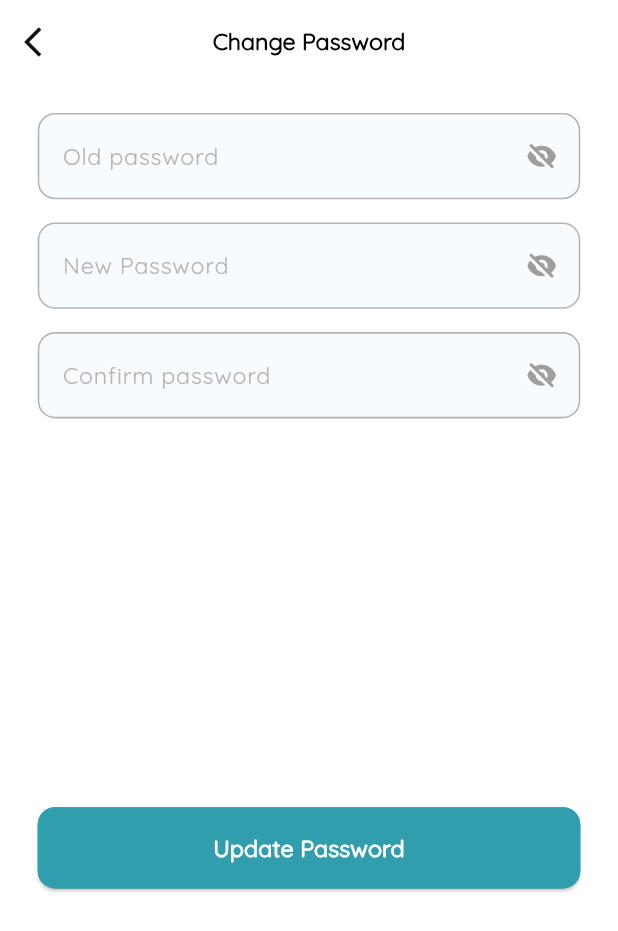
After one commit to sparktechagency/Perfect-Catch-Dating-App, a Flutter app: the SettingsScreen screen opened by its route, after a tap on "Change Password", on a phone screen of 412 x 824 dp. The commit adds this screen. Shown: the top 931 px of the screen. Run offline on Flutter 3.47's test engine with Material 3 defaults, Android fonts, the phone set to English and light mode, and no system bars; our stand-ins replace cached_network_image, flutter_chat_bubble, flutter_screenutil, flutter_spinkit, flutter_svg, fluttertoast and 9 more; missing offline and left inert: dart:ffi, mime_type; accounts and stored records are empty; network calls fail.

Commit message:
Settings Screen Done

```diff
--- a/lib/helpers/route.dart
+++ b/lib/helpers/route.dart
@@ -1,4 +1,6 @@
 import 'package:get/get.dart';
+import '../views/screen/AboutUs/about_us_screen.dart';
+import '../views/screen/Auth/ChangePass/change_password_screen.dart';
 import '../views/screen/Auth/ForgotPass/forgot_password_screen.dart';
 import '../views/screen/Auth/OtpScreen/otp_screen.dart';
 import '../views/screen/Auth/ResetPass/reset_password_screen.dart';
@@ -15,12 +17,15 @@ import '../views/screen/Location/location_screen.dart';
 import '../views/screen/Matches/matches_screen.dart';
 import '../views/screen/Notifications/notifications_screen.dart';
 import '../views/screen/Payment/payment_screen.dart';
+import '../views/screen/PrivacyPolicy/privacy_policy_screen.dart';
 import '../views/screen/Profile/profile_screen.dart';
 import '../views/screen/SelectMode/select_mode_screen.dart';
+import '../views/screen/Settings/settings_screen.dart';
 import '../views/screen/SongList/song_list_screen.dart';
 import '../views/screen/Splash/onboarding_screen.dart';
 import '../views/screen/Splash/splash_screen.dart';
 import '../views/screen/Subscription/subscription_screen.dart';
+import '../views/screen/TermsofServices/terms_services_screen.dart';
 import '../views/screen/UserDetails/user_details_screen.dart';
 import '../views/screen/YourInterests/your_interests_screen.dart';
 
@@ -47,6 +52,11 @@ class AppRoutes{
   static String userDetailsScreen="/user_details_screen";
   static String notificationsScreen="/notifications_screen";
   static String filterScreen="/filter_screen";
+  static String settingsScreen="/settings_screen";
+  static String privacyPolicyScreen="/privacy_policy_screen";
+  static String aboutUsScreen="/about_us_screen";
+  static String termsServicesScreen="/terms_services_screen";
+  static String changePasswordScreen="/change_password_screen";
   //static String locationScreen="/location_screen";
  // static String locationPickerScreen="/location_picker_screen";
 
@@ -73,6 +83,11 @@ class AppRoutes{
     GetPage(name:userDetailsScreen, page: ()=>const UserDetailsScreen()),
     GetPage(name:notificationsScreen, page: ()=> NotificationsScreen()),
     GetPage(name:filterScreen, page: ()=> FilterScreen()),
+    GetPage(name:settingsScreen, page: ()=> SettingsScreen()),
+    GetPage(name:privacyPolicyScreen, page: ()=> PrivacyPolicyScreen()),
+    GetPage(name:aboutUsScreen, page: ()=> AboutUsScreen()),
+    GetPage(name:termsServicesScreen, page: ()=> TermsServicesScreen()),
+    GetPage(name:changePasswordScreen, page: ()=> ChangePasswordScreen()),
    // GetPage(name:locationScreen, page: ()=>const LocationScreen(),transition: Transition.noTransition),
     //GetPage(name:locationPickerScreen, page: ()=>const LocationPickerScreen(),transition: Transition.noTransition),
   ];
--- a/lib/main.dart
+++ b/lib/main.dart
@@ -62,7 +62,7 @@ class MyApp extends StatelessWidget {
                   ),
                   transitionDuration: const Duration(milliseconds: 500),
                   getPages: AppRoutes.page,
-                  initialRoute: AppRoutes.homeScreen,
+                  initialRoute: AppRoutes.settingsScreen,
                 );
               },
             );
--- a/lib/utils/app_icons.dart
+++ b/lib/utils/app_icons.dart
@@ -38,5 +38,11 @@ class AppIcons{
   static String filter="$baseUrl/filter.svg";
   static String brokenHeart="$baseUrl/brokenHeart.svg";
   static String care="$baseUrl/care.svg";
+  static String change="$baseUrl/change.svg";
+  static String support="$baseUrl/support.svg";
+  static String about="$baseUrl/about.svg";
+  static String trems="$baseUrl/trems.svg";
+  static String privacy="$baseUrl/privacy.svg";
+  static String rightArrow="$baseUrl/rightArrow.svg";
 
 }
--- a/lib/utils/app_images.dart
+++ b/lib/utils/app_images.dart
@@ -10,5 +10,6 @@ class AppImages{
   static String appLogo="$baseUrl/appLogo.png";
   static String onboardingImg ="$baseUrl/onboardingImg.png";
   static String music ="$baseUrl/music.png";
+  static String demo ="$baseUrl/demo.png";
 
 }
--- a/lib/utils/app_strings.dart
+++ b/lib/utils/app_strings.dart
@@ -24,6 +24,8 @@ class AppStrings {
   static String save   = 'Save';
   static String myBio   = 'My Bio';
   static String filters   = 'Filters';
+  static String newPassword   = 'New Password';
+  static String updatePassword   = 'Update Password';
 //=============================>  User Authentication <==============================
   static String signInToYourAccount   = 'Sign In To Your Account';
   static String welcomeSignIn   = 'Welcome! Sign in to your account to continue.';
--- a/lib/views/base/custom_list_tile.dart
+++ b/lib/views/base/custom_list_tile.dart
@@ -28,7 +28,7 @@ class CustomListTile extends StatelessWidget {
           clipBehavior: Clip.antiAlias,
           decoration: BoxDecoration(
               borderRadius: BorderRadius.circular(8.r),
-              color: Color(0xfffffbe6),
+              color: AppColors.whiteColor,
               border: Border.all(
                   width: 1.w, color: borderColor ?? AppColors.borderColor)),
           child: ListTile(
--- /dev/null
+++ b/lib/views/screen/Auth/ChangePass/change_password_screen.dart
@@ -0,0 +1,61 @@
+import 'package:flutter/material.dart';
+import 'package:flutter_screenutil/flutter_screenutil.dart';
+import 'package:get/get.dart';
+import '../../../../utils/app_strings.dart';
+import '../../../base/custom_app_bar.dart';
+import '../../../base/custom_button.dart';
+import '../../../base/custom_text.dart';
+import '../../../base/custom_text_field.dart';
+
+class ChangePasswordScreen extends StatefulWidget {
+  const ChangePasswordScreen({super.key});
+
+  @override
+  State<ChangePasswordScreen> createState() => _ChangePasswordScreenState();
+}
+
+class _ChangePasswordScreenState extends State<ChangePasswordScreen> {
+  final TextEditingController _oldPassCTRL = TextEditingController();
+  final TextEditingController _passCTRL = TextEditingController();
+  final TextEditingController _confirmPassCTRL = TextEditingController();
+  @override
+  Widget build(BuildContext context) {
+    return Scaffold(
+      appBar: CustomAppBar(title: AppStrings.changePassword.tr),
+      body: SingleChildScrollView(
+        child: Padding(
+          padding: EdgeInsets.symmetric(horizontal: 24.w),
+          child: Column(
+            crossAxisAlignment: CrossAxisAlignment.start,
+            children: [
+              SizedBox(height: 20.h),
+              //==========================> Current password Text Field <===================
+              CustomTextField(
+                isPassword: true,
+                controller: _oldPassCTRL,
+                hintText: AppStrings.oldPassword.tr,
+              ),
+              SizedBox(height: 16.h),
+              //==========================> New password Text Field <===================
+              CustomTextField(
+                isPassword: true,
+                controller: _passCTRL,
+                hintText: AppStrings.newPassword.tr,
+              ),
+              SizedBox(height: 16.h),
+              //==========================> Confirm Password Text Field <===================
+              CustomTextField(
+                isPassword: true,
+                controller: _confirmPassCTRL,
+                hintText: AppStrings.confirmPassword.tr,
+              ),
+              SizedBox(height: 268.h),
+              //==========================> Update Password Button <=======================
+              CustomButton(onTap: () {}, text: AppStrings.updatePassword.tr),
+            ],
+          ),
+        ),
+      ),
+    );
+  }
+}
--- /dev/null
+++ b/lib/views/screen/Settings/settings_screen.dart
@@ -0,0 +1,76 @@
+import 'package:flutter/material.dart';
+import 'package:flutter_screenutil/flutter_screenutil.dart';
+import 'package:flutter_svg/flutter_svg.dart';
+import 'package:get/get.dart';
+import '../../../helpers/route.dart';
+import '../../../utils/app_colors.dart';
+import '../../../utils/app_icons.dart';
+import '../../../utils/app_strings.dart';
+import '../../base/custom_app_bar.dart';
+import '../../base/custom_button.dart';
+import '../../base/custom_list_tile.dart';
+import '../../base/custom_text.dart';
+import '../../base/custom_text_field.dart';
+
+class SettingsScreen extends StatelessWidget {
+  const SettingsScreen({super.key});
+
+  @override
+  Widget build(BuildContext context) {
+    return Scaffold(
+      appBar: CustomAppBar(title: AppStrings.settings.tr),
+      body: SingleChildScrollView(
+        child: Padding(
+          padding: EdgeInsets.symmetric(horizontal: 24.w),
+          child: Column(
+            children: [
+              //=====================> Change Password List Tile <===================
+              CustomListTile(
+                onTap: () {
+                 Get.toNamed(AppRoutes.changePasswordScreen);
+                },
+                title: AppStrings.changePassword.tr,
+                prefixIcon: SvgPicture.asset(AppIcons.change),
+                suffixIcon: SvgPicture.asset(AppIcons.rightArrow),
+              ),
+              //=====================> Privacy Policy  List Tile <===================
+              CustomListTile(
+                onTap: () {
+                 Get.toNamed(AppRoutes.privacyPolicyScreen);
+                },
+                title: AppStrings.privacyPolicy.tr,
+                prefixIcon: SvgPicture.asset(AppIcons.privacy),
+                suffixIcon: SvgPicture.asset(AppIcons.rightArrow),
+              ),
+              //=====================> Terms of Services List Tile <===================
+              CustomListTile(
+                onTap: () {
+                  Get.toNamed(AppRoutes.termsServicesScreen);
+                },
+                title: AppStrings.termsConditions.tr,
+                prefixIcon: SvgPicture.asset(AppIcons.trems),
+                suffixIcon: SvgPicture.asset(AppIcons.rightArrow),
+              ),
+              //=====================> About Us List Tile <===================
+              CustomListTile(
+                onTap: () {
+                  Get.toNamed(AppRoutes.aboutUsScreen);
+                },
+                title: AppStrings.aboutUs.tr,
+                prefixIcon: SvgPicture.asset(AppIcons.about),
+                suffixIcon: SvgPicture.asset(AppIcons.rightArrow),
+              ),
+              //=====================> Delete Account List Tile <===================
+              CustomListTile(
+                onTap: () {},
+                title: AppStrings.support.tr,
+                prefixIcon: SvgPicture.asset(AppIcons.support),
+                suffixIcon: SvgPicture.asset(AppIcons.rightArrow),
+              ),
+            ],
+          ),
+        ),
+      ),
+    );
+  }
+}
```
Also changed, not shown: lib/views/base/custom_tinder_card.dart (deleted, +0 -33 lines), lib/views/screen/AboutUs/about_us_screen.dart (added, +42 -0 lines), lib/views/screen/LiveStream/live_stream_screen.dart (+6 -1 lines), lib/views/screen/PrivacyPolicy/privacy_policy_screen.dart (added, +41 -0 lines), lib/views/screen/TermsofServices/terms_services_screen.dart (added, +42 -0 lines), assets/icons/about.svg (added), assets/icons/change.svg (added), assets/icons/privacy.svg (added), assets/icons/rightArrow.svg (added), assets/icons/support.svg (added), assets/icons/trems.svg (added), assets/images/demo.png (added).
